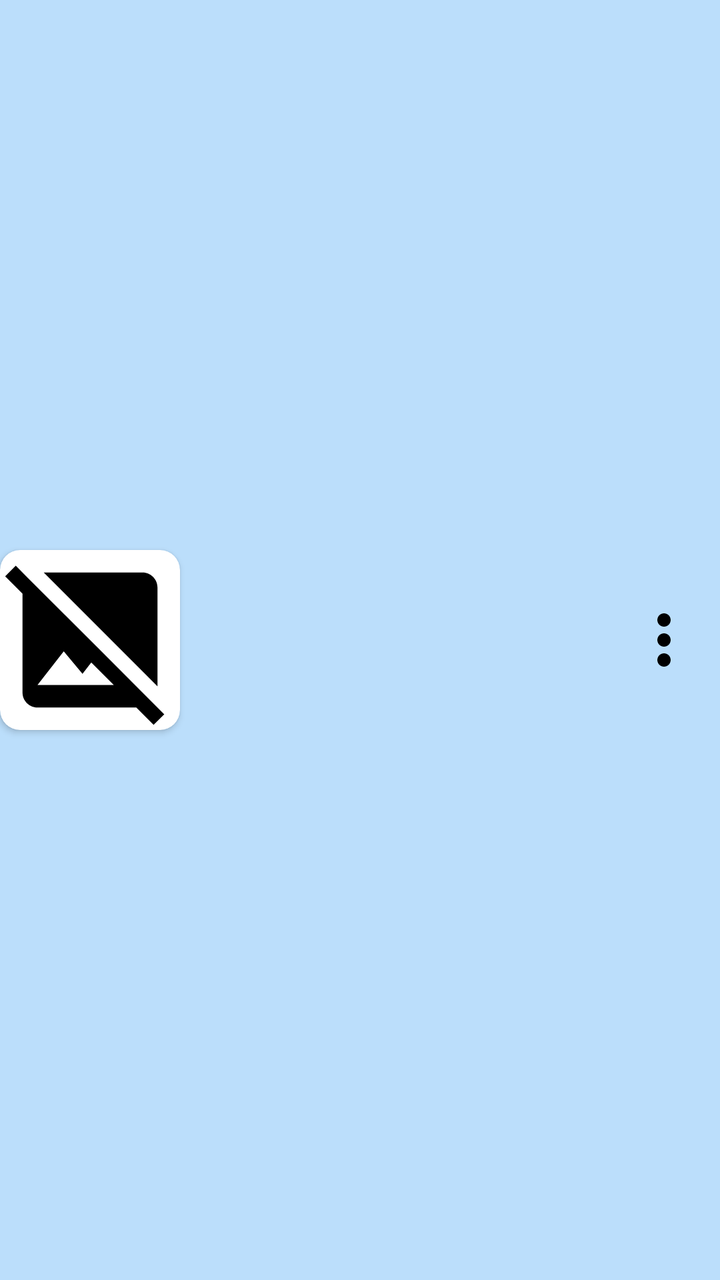
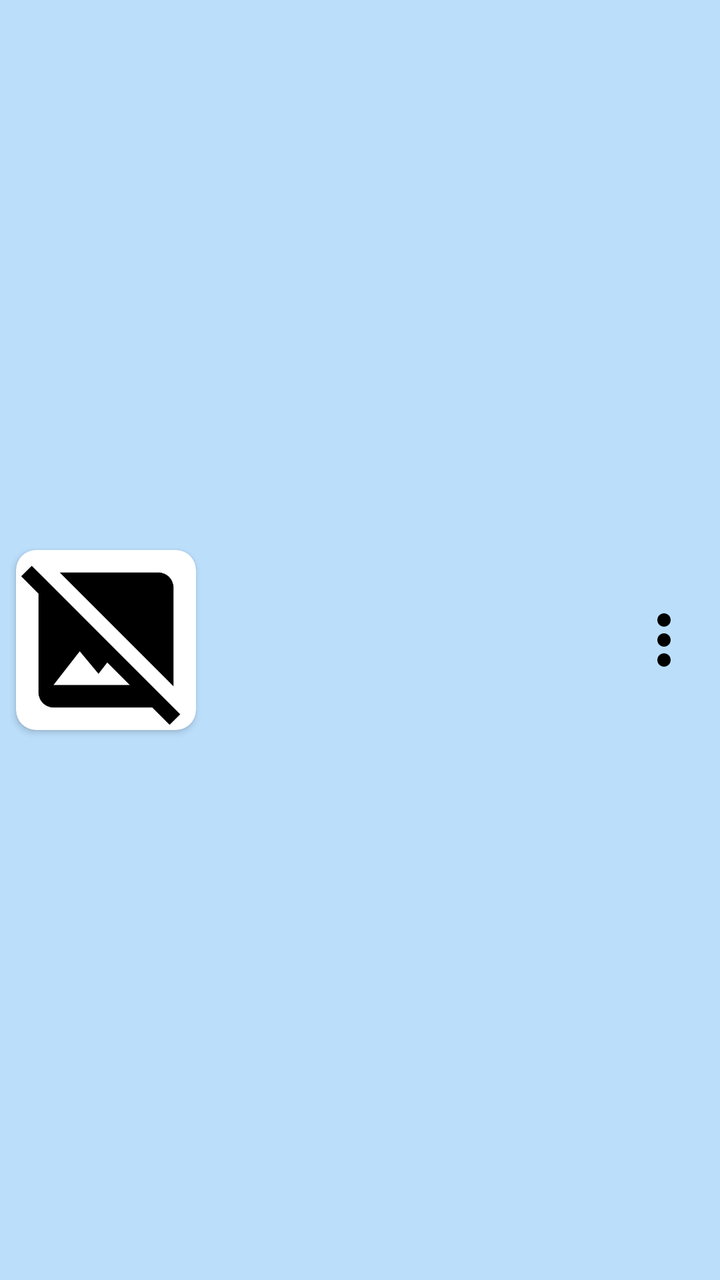

Compare the two renders of this Android layout. The source of the first and the diff that turns it into the second are given below.
<!-- AndroidManifest.xml: application theme Theme.rx_room -->
<!-- res/layout/item_user.xml -->
<?xml version="1.0" encoding="utf-8"?>
<androidx.constraintlayout.widget.ConstraintLayout xmlns:android="http://schemas.android.com/apk/res/android"
    xmlns:app="http://schemas.android.com/apk/res-auto"
    xmlns:tools="http://schemas.android.com/tools"
    android:layout_width="match_parent"
    android:background="@color/blue_100"
    android:layout_height="wrap_content">

    <androidx.cardview.widget.CardView
        android:id="@+id/cardView"
        android:layout_width="wrap_content"
        android:layout_height="wrap_content"
        app:cardCornerRadius="10dp"
        app:layout_constraintBottom_toBottomOf="parent"
        app:layout_constraintStart_toStartOf="parent"
        app:layout_constraintTop_toTopOf="parent">

        <ImageView
            android:id="@+id/img_avatar_user"
            android:layout_width="90dp"
            android:layout_height="90dp"
            app:srcCompat="@drawable/ic_not_sp_image"
            tools:ignore="ContentDescription" />
    </androidx.cardview.widget.CardView>

    <TextView
        android:id="@+id/tv_full_name_user"
        android:layout_width="0dp"

        android:layout_height="wrap_content"
        android:layout_marginStart="8dp"
        android:layout_marginTop="8dp"
        android:layout_marginEnd="8dp"
        android:layout_marginBottom="8dp"
        android:textAppearance="@style/TextAppearance.AppCompat.Medium"
        android:textStyle="bold"
        app:layout_constraintBottom_toTopOf="@+id/guideline"
        app:layout_constraintEnd_toStartOf="@+id/img_more"
        app:layout_constraintStart_toEndOf="@+id/cardView"
        app:layout_constraintTop_toTopOf="parent" />

    <androidx.constraintlayout.widget.Guideline
        android:id="@+id/guideline"
        android:layout_width="wrap_content"
        android:layout_height="wrap_content"
        android:orientation="horizontal"
        app:layout_constraintGuide_percent="0.5" />

    <ImageView
        android:id="@+id/img_more"
        android:layout_width="40dp"
        android:layout_height="40dp"
        android:layout_marginEnd="8dp"
        app:layout_constraintBottom_toBottomOf="parent"
        app:layout_constraintEnd_toEndOf="parent"
        app:layout_constraintTop_toTopOf="parent"
        app:srcCompat="@drawable/ic_more"
        tools:ignore="ContentDescription" />

    <TextView
        android:id="@+id/tv_email_user"
        android:layout_width="0dp"
        android:layout_height="wrap_content"
        android:layout_marginTop="4dp"
        android:layout_marginBottom="12dp"
        android:ellipsize="end"
        android:maxLines="1"
        app:layout_constraintBottom_toBottomOf="parent"
        app:layout_constraintEnd_toEndOf="@+id/tv_full_name_user"
        app:layout_constraintHorizontal_bias="1.0"
        app:layout_constraintStart_toStartOf="@+id/tv_full_name_user"
        app:layout_constraintTop_toTopOf="@+id/guideline"
        app:layout_constraintVertical_bias="0.576" />
</androidx.constraintlayout.widget.ConstraintLayout>
<!-- resources referenced by this layout -->
<resources>
  <color name="blue_100">#BBDEFB</color>
  <!-- drawable ic_more (drawable) -->
  <vector xmlns:android="http://schemas.android.com/apk/res/android" android:height="24dp" android:tint="#000000" android:viewportHeight="24" android:viewportWidth="24" android:width="24dp">
        
      <path android:fillColor="@android:color/white" android:pathData="M12,8c1.1,0 2,-0.9 2,-2s-0.9,-2 -2,-2 -2,0.9 -2,2 0.9,2 2,2zM12,10c-1.1,0 -2,0.9 -2,2s0.9,2 2,2 2,-0.9 2,-2 -0.9,-2 -2,-2zM12,16c-1.1,0 -2,0.9 -2,2s0.9,2 2,2 2,-0.9 2,-2 -0.9,-2 -2,-2z"/>
      
  </vector>
  <!-- drawable ic_not_sp_image (drawable) -->
  <vector xmlns:android="http://schemas.android.com/apk/res/android" android:height="24dp" android:tint="#000000" android:viewportHeight="24" android:viewportWidth="24" android:width="24dp">
        
      <path android:fillColor="@android:color/white" android:pathData="M21.9,21.9l-8.49,-8.49l0,0L3.59,3.59l0,0L2.1,2.1L0.69,3.51L3,5.83V19c0,1.1 0.9,2 2,2h13.17l2.31,2.31L21.9,21.9zM5,18l3.5,-4.5l2.5,3.01L12.17,15l3,3H5zM21,18.17L5.83,3H19c1.1,0 2,0.9 2,2V18.17z"/>
      
  </vector>
  <style name="Theme.rx_room" parent="Base.Theme.rx_room">
      </style>
  <style name="Base.Theme.rx_room" parent="Theme.Material3.DayNight.NoActionBar">
  
          <item name="toolbarStyle">@style/MyToolbarCustom</item>
          <item name="android:statusBarColor">@color/blue_700</item>
  
  
      </style>
  <style name="MyToolbarCustom" parent="Widget.Material3.Toolbar">
          <item name="android:background">@color/blue_600</item>
      </style>
  <color name="blue_700">#1976D2</color>
  <color name="blue_600">#1E88E5</color>
</resources>

<!-- the commit's change to res/layout/item_user.xml (unified diff, before → after) -->
@@ -10,6 +10,9 @@
         android:id="@+id/cardView"
         android:layout_width="wrap_content"
         android:layout_height="wrap_content"
+        android:layout_marginStart="8dp"
+        android:layout_marginTop="8dp"
+        android:layout_marginBottom="8dp"
         app:cardCornerRadius="10dp"
         app:layout_constraintBottom_toBottomOf="parent"
         app:layout_constraintStart_toStartOf="parent"
@@ -26,12 +29,12 @@
     <TextView
         android:id="@+id/tv_full_name_user"
         android:layout_width="0dp"
-
+android:textColor="@color/black"
         android:layout_height="wrap_content"
         android:layout_marginStart="8dp"
-        android:layout_marginTop="8dp"
+        android:layout_marginTop="16dp"
         android:layout_marginEnd="8dp"
-        android:layout_marginBottom="8dp"
+        android:layout_marginBottom="4dp"
         android:textAppearance="@style/TextAppearance.AppCompat.Medium"
         android:textStyle="bold"
         app:layout_constraintBottom_toTopOf="@+id/guideline"
@@ -54,15 +57,16 @@
         app:layout_constraintBottom_toBottomOf="parent"
         app:layout_constraintEnd_toEndOf="parent"
         app:layout_constraintTop_toTopOf="parent"
-        app:srcCompat="@drawable/ic_more"
+        app:srcCompat="@drawable/ic_more_black"
         tools:ignore="ContentDescription" />
 
     <TextView
         android:id="@+id/tv_email_user"
         android:layout_width="0dp"
         android:layout_height="wrap_content"
-        android:layout_marginTop="4dp"
-        android:layout_marginBottom="12dp"
+        android:textColor="@color/black"
+        android:layout_marginTop="2dp"
+        android:layout_marginBottom="14dp"
         android:ellipsize="end"
         android:maxLines="1"
         app:layout_constraintBottom_toBottomOf="parent"
<!-- resource entries referenced after the edit -->
@@ -1,7 +1,8 @@
 <!-- resources referenced by this layout -->
 <resources>
+  <color name="black">#FF000000</color>
   <color name="blue_100">#BBDEFB</color>
-  <!-- drawable ic_more (drawable) -->
+  <!-- drawable ic_more_black (drawable) -->
   <vector xmlns:android="http://schemas.android.com/apk/res/android" android:height="24dp" android:tint="#000000" android:viewportHeight="24" android:viewportWidth="24" android:width="24dp">
         
       <path android:fillColor="@android:color/white" android:pathData="M12,8c1.1,0 2,-0.9 2,-2s-0.9,-2 -2,-2 -2,0.9 -2,2 0.9,2 2,2zM12,10c-1.1,0 -2,0.9 -2,2s0.9,2 2,2 2,-0.9 2,-2 -0.9,-2 -2,-2zM12,16c-1.1,0 -2,0.9 -2,2s0.9,2 2,2 2,-0.9 2,-2 -0.9,-2 -2,-2z"/>
@@ -13,19 +14,17 @@
       <path android:fillColor="@android:color/white" android:pathData="M21.9,21.9l-8.49,-8.49l0,0L3.59,3.59l0,0L2.1,2.1L0.69,3.51L3,5.83V19c0,1.1 0.9,2 2,2h13.17l2.31,2.31L21.9,21.9zM5,18l3.5,-4.5l2.5,3.01L12.17,15l3,3H5zM21,18.17L5.83,3H19c1.1,0 2,0.9 2,2V18.17z"/>
       
   </vector>
-  <style name="Theme.rx_room" parent="Base.Theme.rx_room">
-      </style>
+  <style name="Theme.rx_room" parent="Base.Theme.rx_room" />
   <style name="Base.Theme.rx_room" parent="Theme.Material3.DayNight.NoActionBar">
-  
           <item name="toolbarStyle">@style/MyToolbarCustom</item>
           <item name="android:statusBarColor">@color/blue_700</item>
-  
-  
       </style>
   <style name="MyToolbarCustom" parent="Widget.Material3.Toolbar">
           <item name="android:background">@color/blue_600</item>
+          <item name="titleTextColor">@color/white</item>
       </style>
   <color name="blue_700">#1976D2</color>
   <color name="blue_600">#1E88E5</color>
+  <color name="white">#FFFFFFFF</color>
 </resources>
 
